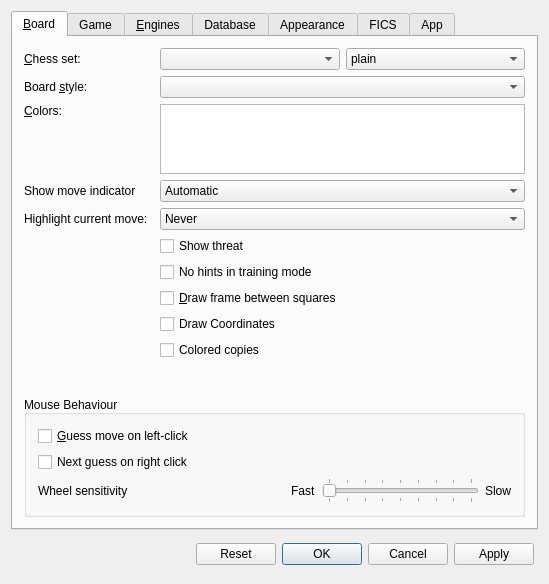
Before: the Qt Designer form src/dialogs/preferences.ui in madnight/chessx, drawn with Qt 5.
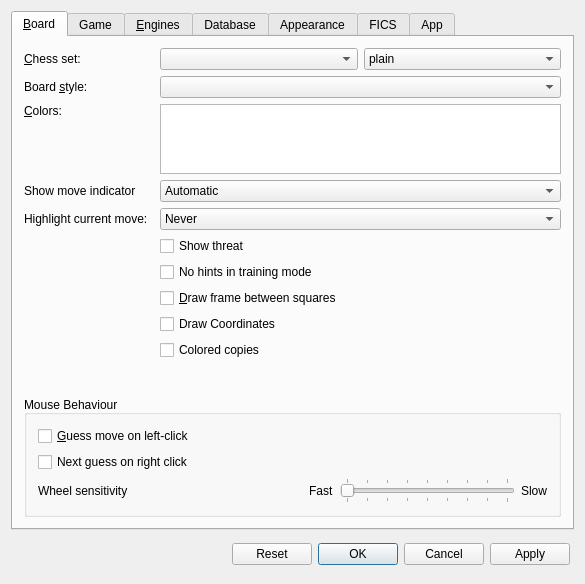
After: the same form once the commit is applied. The open tabs and pages were chosen to show the change. Icons and pictures are not drawn. Custom widgets are drawn as their Qt base class.

Commit message: Fix issue with latest checkin

Diff of the .ui file:
```diff
--- a/src/dialogs/preferences.ui
+++ b/src/dialogs/preferences.ui
@@ -6,7 +6,7 @@
    <rect>
     <x>0</x>
     <y>0</y>
-    <width>543</width>
+    <width>585</width>
     <height>584</height>
    </rect>
   </property>
```
Left out of the diff: 2 changed lines with no effect on the pictures. The commit also changes 1 other file.
